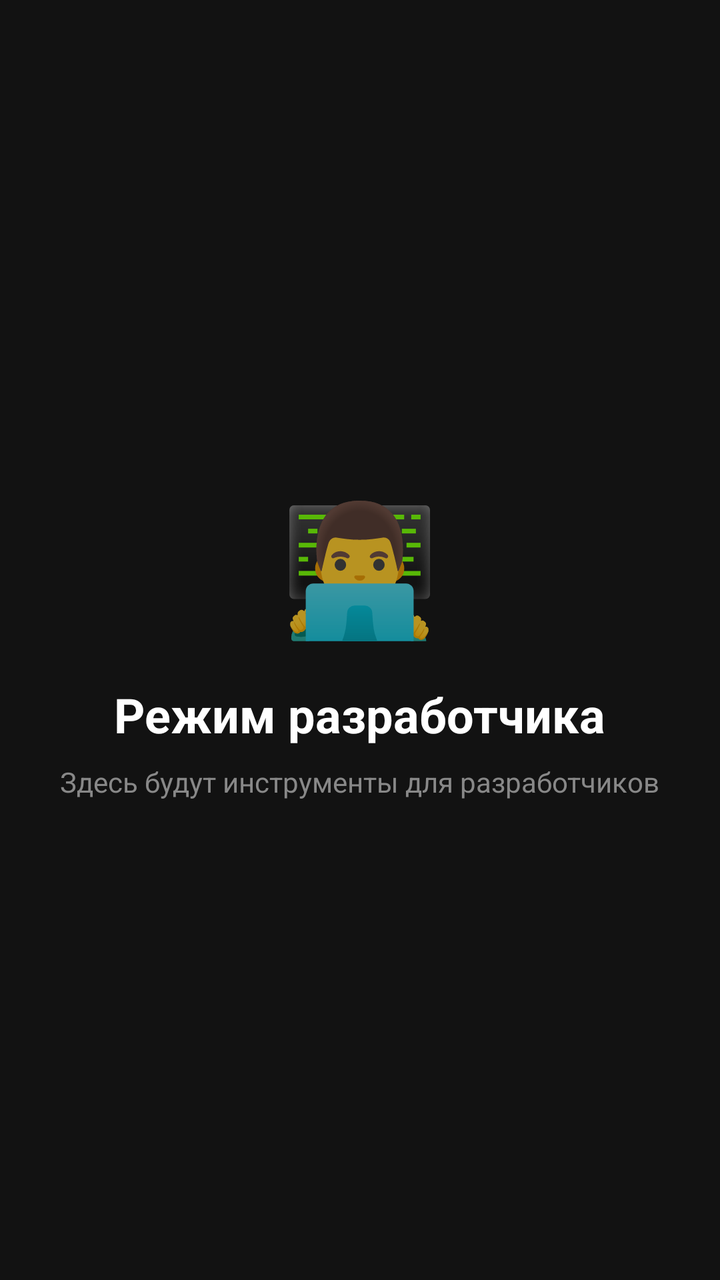
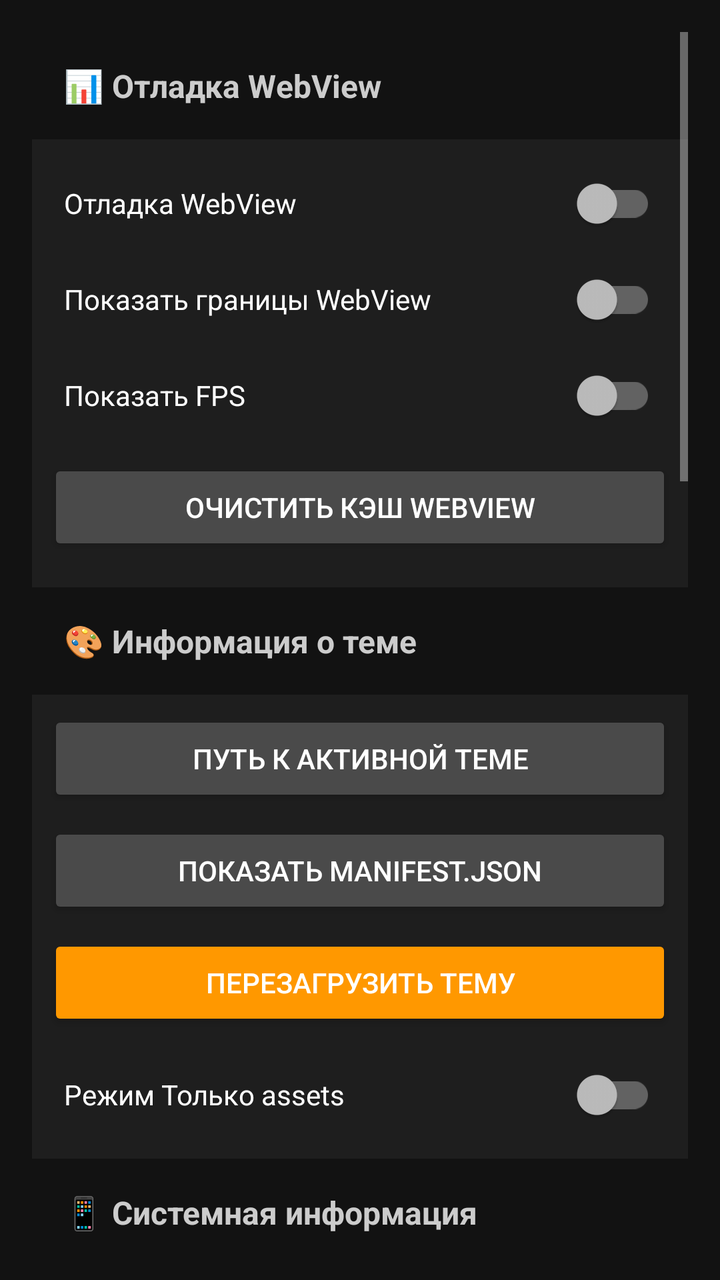

Screens rendered from an Android XML layout before and after an edit, with the pre-edit source and the edit as a unified diff.
<!-- AndroidManifest.xml: application theme Theme.QutyLaunch -->
<!-- res/layout/fragment_settings_developer.xml -->
<LinearLayout xmlns:android="http://schemas.android.com/apk/res/android"
    android:layout_width="match_parent"
    android:layout_height="match_parent"
    android:orientation="vertical"
    android:gravity="center"
    android:background="#121212"
    android:padding="24dp">

    <TextView
        android:layout_width="wrap_content"
        android:layout_height="wrap_content"
        android:text="👨‍💻"
        android:textSize="64sp" />

    <TextView
        android:layout_width="wrap_content"
        android:layout_height="wrap_content"
        android:layout_marginTop="16dp"
        android:text="@string/developer_mode_title"
        android:textColor="#FFFFFF"
        android:textSize="24sp"
        android:textStyle="bold" />

    <TextView
        android:layout_width="wrap_content"
        android:layout_height="wrap_content"
        android:layout_marginTop="8dp"
        android:text="@string/developer_mode_subtitle"
        android:textColor="#888888"
        android:textSize="14sp"
        android:gravity="center" />

</LinearLayout>
<!-- resources referenced by this layout -->
<resources>
  <string name="developer_mode_subtitle">Здесь будут инструменты для разработчиков</string>
  <string name="developer_mode_title">Режим разработчика</string>
  <style name="Theme.QutyLaunch" parent="Theme.AppCompat.NoActionBar">
          
          <item name="android:navigationBarColor">@android:color/transparent</item>
          <item name="android:statusBarColor">@android:color/transparent</item>
  
          
          <item name="android:windowLayoutInDisplayCutoutMode">shortEdges</item>
  
          
          <item name="android:fitsSystemWindows">false</item>
  
          
          <item name="android:windowDrawsSystemBarBackgrounds">true</item>
      </style>
</resources>

<!-- the commit's change to res/layout/fragment_settings_developer.xml (unified diff, before → after) -->
@@ -1,33 +1,466 @@
-<LinearLayout xmlns:android="http://schemas.android.com/apk/res/android"
+<ScrollView xmlns:android="http://schemas.android.com/apk/res/android"
     android:layout_width="match_parent"
     android:layout_height="match_parent"
-    android:orientation="vertical"
-    android:gravity="center"
     android:background="#121212"
-    android:padding="24dp">
-
-    <TextView
-        android:layout_width="wrap_content"
+    android:fillViewport="true"
+    android:padding="16dp">
+
+    <LinearLayout
+        android:layout_width="match_parent"
         android:layout_height="wrap_content"
-        android:text="👨‍💻"
-        android:textSize="64sp" />
-
-    <TextView
-        android:layout_width="wrap_content"
-        android:layout_height="wrap_content"
-        android:layout_marginTop="16dp"
-        android:text="@string/developer_mode_title"
-        android:textColor="#FFFFFF"
-        android:textSize="24sp"
-        android:textStyle="bold" />
-
-    <TextView
-        android:layout_width="wrap_content"
-        android:layout_height="wrap_content"
-        android:layout_marginTop="8dp"
-        android:text="@string/developer_mode_subtitle"
-        android:textColor="#888888"
-        android:textSize="14sp"
-        android:gravity="center" />
-
-</LinearLayout>
+        android:orientation="vertical">
+
+        
+        <TextView
+            android:layout_width="match_parent"
+            android:layout_height="wrap_content"
+            android:padding="16dp"
+            android:paddingTop="8dp"
+            android:text="@string/dev_section_webview"
+            android:textColor="#CCCCCC"
+            android:textSize="16sp"
+            android:textStyle="bold" />
+
+        <LinearLayout
+            android:layout_width="match_parent"
+            android:layout_height="wrap_content"
+            android:background="#1E1E1E"
+            android:orientation="vertical"
+            android:padding="8dp">
+
+            <androidx.appcompat.widget.SwitchCompat
+                android:id="@+id/dev_webview_debug"
+                android:layout_width="match_parent"
+                android:layout_height="wrap_content"
+                android:minHeight="48dp"
+                android:padding="8dp"
+                android:text="@string/dev_webview_debug"
+                android:textColor="#FFFFFF" />
+
+            <androidx.appcompat.widget.SwitchCompat
+                android:id="@+id/dev_webview_borders"
+                android:layout_width="match_parent"
+                android:layout_height="wrap_content"
+                android:minHeight="48dp"
+                android:padding="8dp"
+                android:text="@string/dev_webview_borders"
+                android:textColor="#FFFFFF" />
+
+            <androidx.appcompat.widget.SwitchCompat
+                android:id="@+id/dev_webview_fps"
+                android:layout_width="match_parent"
+                android:layout_height="wrap_content"
+                android:minHeight="48dp"
+                android:padding="8dp"
+                android:text="@string/dev_webview_fps"
+                android:textColor="#FFFFFF" />
+
+            <Button
+                android:id="@+id/dev_clear_cache"
+                android:layout_width="match_parent"
+                android:layout_height="48dp"
+                android:layout_marginTop="8dp"
+                android:layout_marginBottom="8dp"
+                android:backgroundTint="#4A4A4A"
+                android:text="@string/dev_webview_clear_cache"
+                android:textColor="#FFFFFF" />
+
+        </LinearLayout>
+
+        
+        <TextView
+            android:layout_width="match_parent"
+            android:layout_height="wrap_content"
+            android:padding="16dp"
+            android:paddingTop="24dp"
+            android:text="@string/dev_section_theme"
+            android:textColor="#CCCCCC"
+            android:textSize="16sp"
+            android:textStyle="bold" />
+
+        <LinearLayout
+            android:layout_width="match_parent"
+            android:layout_height="wrap_content"
+            android:background="#1E1E1E"
+            android:orientation="vertical"
+            android:padding="8dp">
+
+            <Button
+                android:id="@+id/dev_theme_path"
+                android:layout_width="match_parent"
+                android:layout_height="48dp"
+                android:layout_marginBottom="8dp"
+                android:backgroundTint="#4A4A4A"
+                android:text="@string/dev_theme_path"
+                android:textColor="#FFFFFF" />
+
+            <Button
+                android:id="@+id/dev_theme_manifest"
+                android:layout_width="match_parent"
+                android:layout_height="48dp"
+                android:layout_marginBottom="8dp"
+                android:backgroundTint="#4A4A4A"
+                android:text="@string/dev_theme_manifest"
+                android:textColor="#FFFFFF" />
+
+            <Button
+                android:id="@+id/dev_theme_reload"
+                android:layout_width="match_parent"
+                android:layout_height="48dp"
+                android:layout_marginBottom="8dp"
+                android:backgroundTint="#FF9800"
+                android:text="@string/dev_theme_reload"
+                android:textColor="#FFFFFF" />
+
+            <androidx.appcompat.widget.SwitchCompat
+                android:id="@+id/dev_theme_assets_only"
+                android:layout_width="match_parent"
+                android:layout_height="wrap_content"
+                android:minHeight="48dp"
+                android:padding="8dp"
+                android:text="@string/dev_theme_assets_only"
+                android:textColor="#FFFFFF" />
+
+        </LinearLayout>
+
+        
+        <TextView
+            android:layout_width="match_parent"
+            android:layout_height="wrap_content"
+            android:padding="16dp"
+            android:paddingTop="24dp"
+            android:text="@string/dev_section_system"
+            android:textColor="#CCCCCC"
+            android:textSize="16sp"
+            android:textStyle="bold" />
+
+        <LinearLayout
+            android:layout_width="match_parent"
+            android:layout_height="wrap_content"
+            android:background="#1E1E1E"
+            android:orientation="vertical"
+            android:padding="8dp">
+
+            <LinearLayout
+                android:layout_width="match_parent"
+                android:layout_height="wrap_content"
+                android:orientation="horizontal"
+                android:padding="8dp">
+
+                <TextView
+                    android:layout_width="0dp"
+                    android:layout_height="wrap_content"
+                    android:layout_weight="1"
+                    android:text="@string/dev_device_model"
+                    android:textColor="#AAAAAA"
+                    android:textSize="14sp" />
+
+                <TextView
+                    android:id="@+id/dev_device_model_value"
+                    android:layout_width="wrap_content"
+                    android:layout_height="wrap_content"
+                    android:text="@string/dev_unknown"
+                    android:textColor="#FFFFFF"
+                    android:textSize="14sp" />
+
+            </LinearLayout>
+
+            <LinearLayout
+                android:layout_width="match_parent"
+                android:layout_height="wrap_content"
+                android:orientation="horizontal"
+                android:padding="8dp">
+
+                <TextView
+                    android:layout_width="0dp"
+                    android:layout_height="wrap_content"
+                    android:layout_weight="1"
+                    android:text="@string/dev_android_version"
+                    android:textColor="#AAAAAA"
+                    android:textSize="14sp" />
+
+                <TextView
+                    android:id="@+id/dev_android_version_value"
+                    android:layout_width="wrap_content"
+                    android:layout_height="wrap_content"
+                    android:text="@string/dev_unknown"
+                    android:textColor="#FFFFFF"
+                    android:textSize="14sp" />
+
+            </LinearLayout>
+
+            <LinearLayout
+                android:layout_width="match_parent"
+                android:layout_height="wrap_content"
+                android:orientation="horizontal"
+                android:padding="8dp">
+
+                <TextView
+                    android:layout_width="0dp"
+                    android:layout_height="wrap_content"
+                    android:layout_weight="1"
+                    android:text="@string/dev_sdk_level"
+                    android:textColor="#AAAAAA"
+                    android:textSize="14sp" />
+
+                <TextView
+                    android:id="@+id/dev_sdk_level_value"
+                    android:layout_width="wrap_content"
+                    android:layout_height="wrap_content"
+                    android:text="@string/dev_unknown"
+                    android:textColor="#FFFFFF"
+                    android:textSize="14sp" />
+
+            </LinearLayout>
+
+            <View
+                android:layout_width="match_parent"
+                android:layout_height="1dp"
+                android:background="#333333"
+                android:layout_marginVertical="8dp" />
+
+            <LinearLayout
+                android:layout_width="match_parent"
+                android:layout_height="wrap_content"
+                android:orientation="horizontal"
+                android:padding="8dp">
+
+                <TextView
+                    android:layout_width="0dp"
+                    android:layout_height="wrap_content"
+                    android:layout_weight="1"
+                    android:text="@string/dev_app_version"
+                    android:textColor="#AAAAAA"
+                    android:textSize="14sp" />
+
+                <TextView
+                    android:id="@+id/dev_app_version_value"
+                    android:layout_width="wrap_content"
+                    android:layout_height="wrap_content"
+                    android:text="@string/dev_unknown"
+                    android:textColor="#FFFFFF"
+                    android:textSize="14sp" />
+
+            </LinearLayout>
+
+            <LinearLayout
+                android:layout_width="match_parent"
+                android:layout_height="wrap_content"
+                android:orientation="horizontal"
+                android:padding="8dp">
+
+                <TextView
+                    android:layout_width="0dp"
+                    android:layout_height="wrap_content"
+                    android:layout_weight="1"
+                    android:text="@string/dev_app_code"
+                    android:textColor="#AAAAAA"
+                    android:textSize="14sp" />
+
+                <TextView
+                    android:id="@+id/dev_app_code_value"
+                    android:layout_width="wrap_content"
+                    android:layout_height="wrap_content"
+                    android:text="@string/dev_unknown"
+                    android:textColor="#FFFFFF"
+                    android:textSize="14sp" />
+
+            </LinearLayout>
+
+            <LinearLayout
+                android:layout_width="match_parent"
+                android:layout_height="wrap_content"
+                android:orientation="horizontal"
+                android:padding="8dp"
+                android:paddingBottom="8dp">
+
+                <TextView
+                    android:layout_width="0dp"
+                    android:layout_height="wrap_content"
+                    android:layout_weight="1"
+                    android:text="@string/dev_app_channel"
+                    android:textColor="#AAAAAA"
+                    android:textSize="14sp" />
+
+                <TextView
+                    android:id="@+id/dev_app_channel_value"
+                    android:layout_width="wrap_content"
+                    android:layout_height="wrap_content"
+                    android:text="@string/dev_unknown"
+                    android:textColor="#FFFFFF"
+                    android:textSize="14sp" />
+
+            </LinearLayout>
+
+        </LinearLayout>
+
+        
+        <TextView
+            android:layout_width="match_parent"
+            android:layout_height="wrap_content"
+            android:padding="16dp"
+            android:paddingTop="24dp"
+            android:text="@string/dev_section_data"
+            android:textColor="#CCCCCC"
+            android:textSize="16sp"
+            android:textStyle="bold" />
+
+        <LinearLayout
+            android:layout_width="match_parent"
+            android:layout_height="wrap_content"
+            android:background="#1E1E1E"
+            android:orientation="vertical"
+            android:padding="8dp">
+
+            <Button
+                android:id="@+id/dev_data_path"
+                android:layout_width="match_parent"
+                android:layout_height="48dp"
+                android:layout_marginBottom="8dp"
+                android:backgroundTint="#4A4A4A"
+                android:text="@string/dev_data_path"
+                android:textColor="#FFFFFF" />
+
+            <Button
+                android:id="@+id/dev_themes_path"
+                android:layout_width="match_parent"
+                android:layout_height="48dp"
+                android:layout_marginBottom="8dp"
+                android:backgroundTint="#4A4A4A"
+                android:text="@string/dev_themes_path"
+                android:textColor="#FFFFFF" />
+
+            <Button
+                android:id="@+id/dev_cache_size"
+                android:layout_width="match_parent"
+                android:layout_height="48dp"
+                android:layout_marginBottom="8dp"
+                android:backgroundTint="#4A4A4A"
+                android:text="@string/dev_cache_size"
+                android:textColor="#FFFFFF" />
+
+            <Button
+                android:id="@+id/dev_export_logs"
+                android:layout_width="match_parent"
+                android:layout_height="48dp"
+                android:layout_marginBottom="8dp"
+                android:backgroundTint="#4A4A4A"
+                android:text="@string/dev_export_logs"
+                android:textColor="#FFFFFF" />
+
+            <Button
+                android:id="@+id/dev_clear_data"
+                android:layout_width="match_parent"
+                android:layout_height="48dp"
+                android:layout_marginTop="8dp"
+                android:layout_marginBottom="8dp"
+                android:backgroundTint="#D32F2F"
+                android:text="@string/dev_clear_data"
+                android:textColor="#FFFFFF" />
+
+        </LinearLayout>
+
+        
+        <TextView
+            android:layout_width="match_parent"
+            android:layout_height="wrap_content"
+            android:padding="16dp"
+            android:paddingTop="24dp"
+            android:text="@string/dev_section_tools"
+            android:textColor="#CCCCCC"
+            android:textSize="16sp"
+            android:textStyle="bold" />
+
+        <LinearLayout
+            android:layout_width="match_parent"
+            android:layout_height="wrap_content"
+            android:background="#1E1E1E"
+            android:orientation="vertical"
+            android:padding="8dp">
+
+            <Button
+                android:id="@+id/dev_test_notification"
+                android:layout_width="match_parent"
+                android:layout_height="48dp"
+                android:layout_marginBottom="8dp"
+                android:backgroundTint="#4A4A4A"
+                android:text="@string/dev_test_notification"
+                android:textColor="#FFFFFF" />
+
+            <Button
+                android:id="@+id/dev_test_error"
+                android:layout_width="match_parent"
+                android:layout_height="48dp"
+                android:layout_marginBottom="8dp"
+                android:backgroundTint="#4A4A4A"
+                android:text="@string/dev_test_error"
+                android:textColor="#FFFFFF" />
+
+            <Button
+                android:id="@+id/dev_reset_onboarding"
+                android:layout_width="match_parent"
+                android:layout_height="48dp"
+                android:layout_marginBottom="8dp"
+                android:backgroundTint="#4A4A4A"
+                android:text="@string/dev_reset_onboarding"
+                android:textColor="#FFFFFF" />
+
+            <Button
+                android:id="@+id/dev_restart_app"
+                android:layout_width="match_parent"
+                android:layout_height="48dp"
+                android:layout_marginTop="8dp"
+                android:layout_marginBottom="8dp"
+                android:backgroundTint="#FF9800"
+                android:text="@string/dev_restart_app"
+                android:textColor="#FFFFFF" />
+
+        </LinearLayout>
+
+        
+        <TextView
+            android:layout_width="match_parent"
+            android:layout_height="wrap_content"
+            android:padding="16dp"
+            android:paddingTop="24dp"
+            android:text="@string/dev_section_experimental"
+            android:textColor="#CCCCCC"
+            android:textSize="16sp"
+            android:textStyle="bold" />
+
+        <LinearLayout
+            android:layout_width="match_parent"
+            android:layout_height="wrap_content"
+            android:background="#1E1E1E"
+            android:orientation="vertical"
+            android:padding="8dp">
+
+            <androidx.appcompat.widget.SwitchCompat
+                android:id="@+id/dev_experimental_api"
+                android:layout_width="match_parent"
+                android:layout_height="wrap_content"
+                android:minHeight="48dp"
+                android:padding="8dp"
+                android:text="@string/dev_experimental_api"
+                android:textColor="#FFFFFF" />
+
+            <androidx.appcompat.widget.SwitchCompat
+                android:id="@+id/dev_enable_animations"
+                android:layout_width="match_parent"
+                android:layout_height="wrap_content"
+                android:minHeight="48dp"
+                android:padding="8dp"
+                android:paddingBottom="8dp"
+                android:text="@string/dev_enable_animations"
+                android:textColor="#FFFFFF" />
+
+        </LinearLayout>
+
+        
+        <View
+            android:layout_width="match_parent"
+            android:layout_height="32dp" />
+
+    </LinearLayout>
+
+</ScrollView>
<!-- resource entries referenced after the edit -->
@@ -1,7 +1,37 @@
 <!-- resources referenced by this layout -->
 <resources>
-  <string name="developer_mode_subtitle">Здесь будут инструменты для разработчиков</string>
-  <string name="developer_mode_title">Режим разработчика</string>
+  <string name="dev_android_version">Версия Android</string>
+  <string name="dev_app_channel">Канал сборки</string>
+  <string name="dev_app_code">Код версии</string>
+  <string name="dev_app_version">Версия приложения</string>
+  <string name="dev_cache_size">Размер кэша</string>
+  <string name="dev_clear_data">Очистить данные</string>
+  <string name="dev_data_path">Путь к данным</string>
+  <string name="dev_device_model">Модель устройства</string>
+  <string name="dev_enable_animations">Включить анимации</string>
+  <string name="dev_experimental_api">Экспериментальный API</string>
+  <string name="dev_export_logs">Экспорт логов</string>
+  <string name="dev_reset_onboarding">Сброс онбординга</string>
+  <string name="dev_restart_app">Перезапустить приложение</string>
+  <string name="dev_sdk_level">SDK уровень</string>
+  <string name="dev_section_data">🗄️ Управление данными</string>
+  <string name="dev_section_experimental">🔧 Экспериментальные функции</string>
+  <string name="dev_section_system">📱 Системная информация</string>
+  <string name="dev_section_theme">🎨 Информация о теме</string>
+  <string name="dev_section_tools">🎯 Тестовые инструменты</string>
+  <string name="dev_section_webview">📊 Отладка WebView</string>
+  <string name="dev_test_error">Симулировать ошибку</string>
+  <string name="dev_test_notification">Тестовое уведомление</string>
+  <string name="dev_theme_assets_only">Режим "Только assets"</string>
+  <string name="dev_theme_manifest">Показать manifest.json</string>
+  <string name="dev_theme_path">Путь к активной теме</string>
+  <string name="dev_theme_reload">Перезагрузить тему</string>
+  <string name="dev_themes_path">Путь к темам</string>
+  <string name="dev_unknown">Неизвестно</string>
+  <string name="dev_webview_borders">Показать границы WebView</string>
+  <string name="dev_webview_clear_cache">Очистить кэш WebView</string>
+  <string name="dev_webview_debug">Отладка WebView</string>
+  <string name="dev_webview_fps">Показать FPS</string>
   <style name="Theme.QutyLaunch" parent="Theme.AppCompat.NoActionBar">
           
           <item name="android:navigationBarColor">@android:color/transparent</item>
